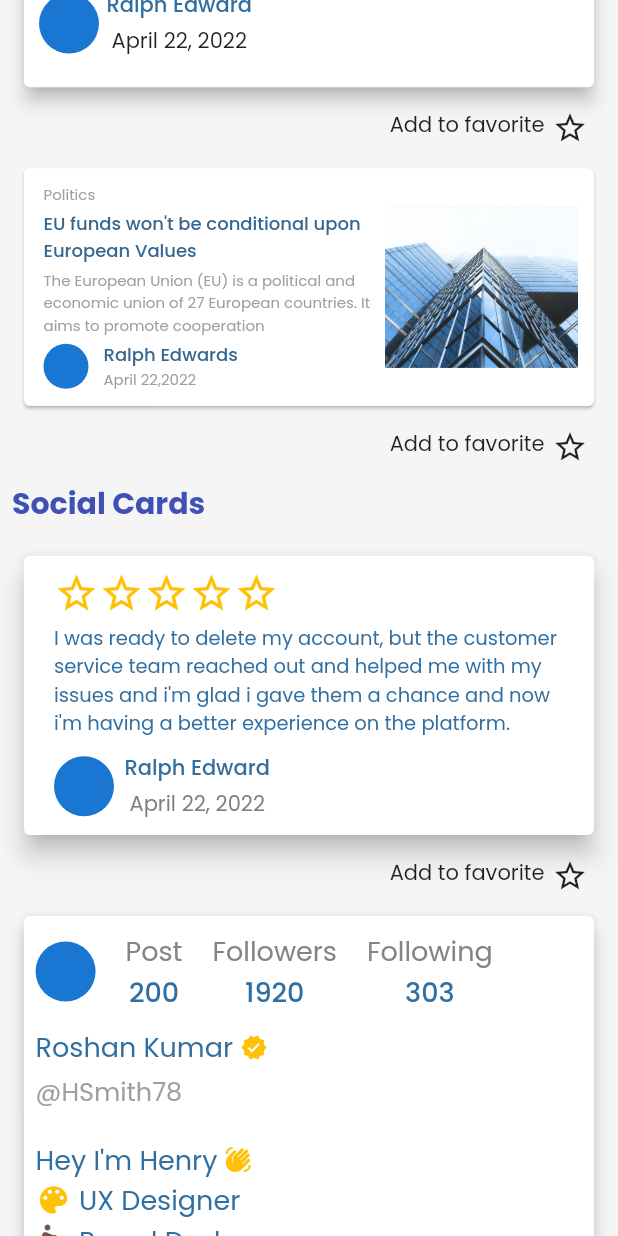
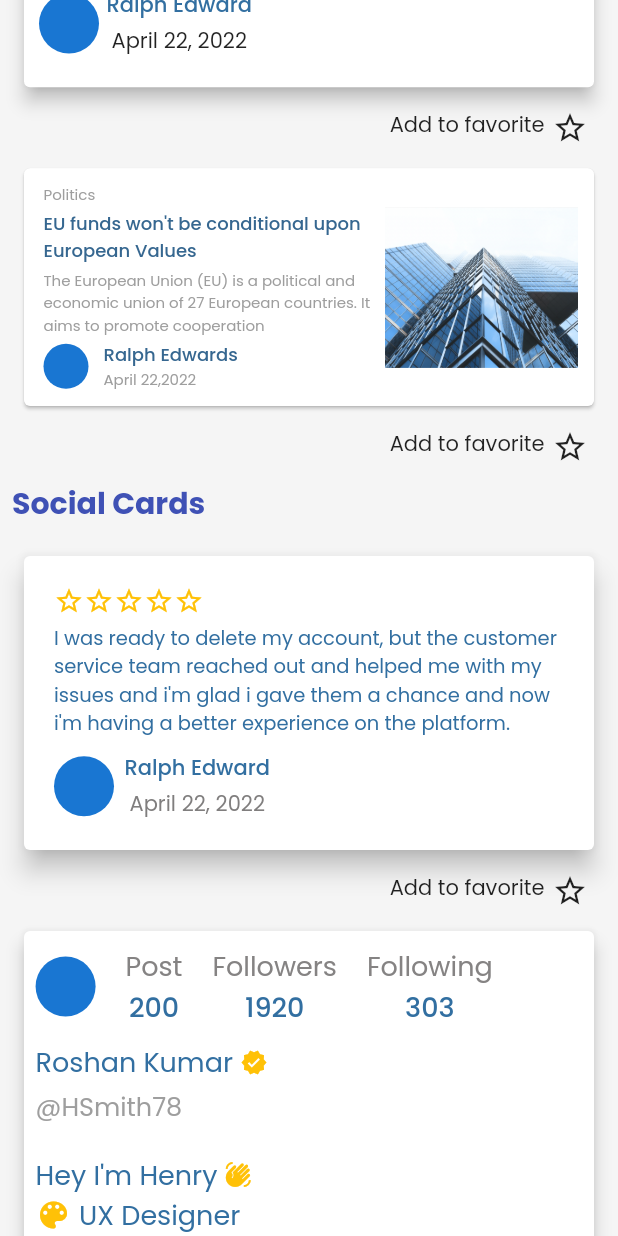
Before and after one commit to Clueless-Community/Spectrum-UI, a Flutter app: the CardScreen screen opened directly, scrolled down 576 dp, on a phone screen of 412 x 824 dp. Run offline on Flutter 3.47's test engine with Material 2 defaults, Android fonts, the phone set to English and light mode, and no system bars; our stand-ins replace fluentui_icons, google_fonts, syncfusion_flutter_sliders; missing offline and left inert: clipboard, syncfusion_flutter_core; network calls fail.

Commit message:
Card 03 Updated

```diff
--- a/lib/ui_components/cards/All Cards/social_card/card_3.dart
+++ b/lib/ui_components/cards/All Cards/social_card/card_3.dart
@@ -8,36 +8,37 @@ class ThirdCard extends StatelessWidget {
     return Card(
       elevation: 7,
       child: Container(
-        padding: const EdgeInsets.symmetric(horizontal: 20, vertical: 10),
+        padding: const EdgeInsets.all(20),
         child: Column(
           crossAxisAlignment: CrossAxisAlignment.start,
           children: [
-            const Row(
+
+            Row(
               children: [
                 Icon(
                   Icons.star_outline,
                   color: Colors.amber,
-                  size: 30,
+                  size: 20,
                 ),
                 Icon(
                   Icons.star_outline,
                   color: Colors.amber,
-                  size: 30,
+                  size: 20,
                 ),
                 Icon(
                   Icons.star_outline,
                   color: Colors.amber,
-                  size: 30,
+                  size: 20,
                 ),
                 Icon(
                   Icons.star_outline,
                   color: Colors.amber,
-                  size: 30,
+                  size: 20,
                 ),
                 Icon(
                   Icons.star_outline,
                   color: Colors.amber,
-                  size: 30,
+                  size: 20,
                 )
               ],
             ),
@@ -62,7 +63,7 @@ class ThirdCard extends StatelessWidget {
             const SizedBox(
               height: 10,
             ),
-            const Row(
+            Row(
               children: [
                 CircleAvatar(),
                 SizedBox(
```
